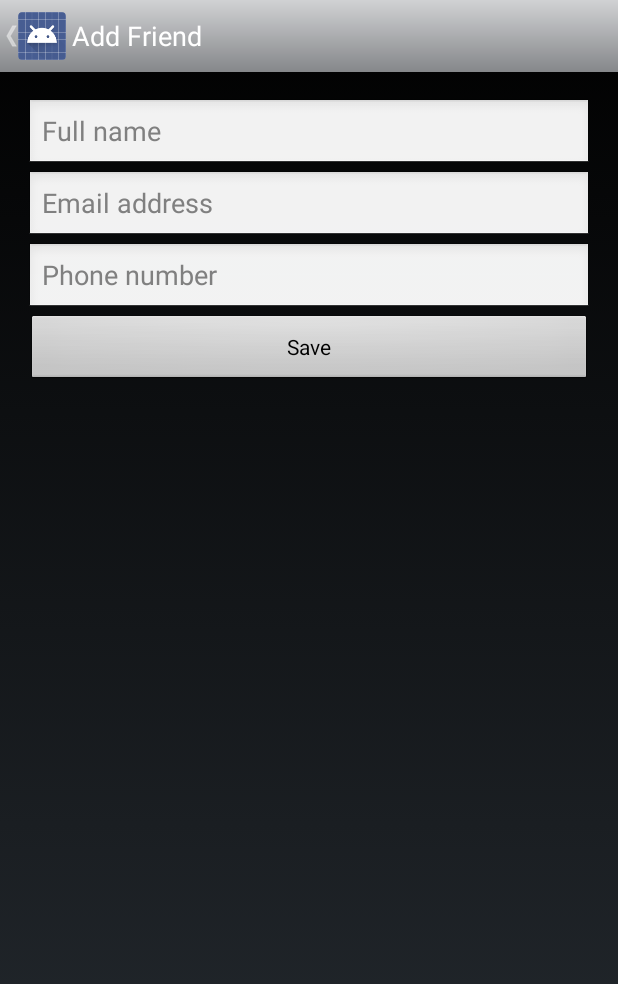
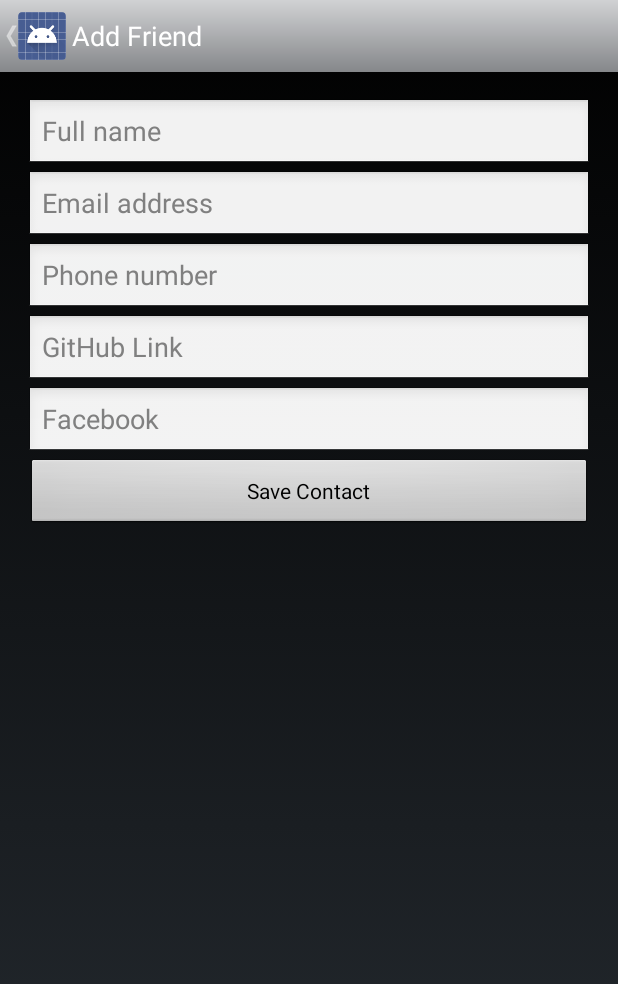
Before and after one commit to adhi97/Flickr-Browser, an Android app: the screen it shows after launch (AddActivity), after a tap on "Add", on a phone screen of 412 x 824 dp. Shown: the top 984 px of the screen. Run offline under Robolectric (Android 15) with nearby library versions, the phone set to English and light mode, and no system bars.

Commit message:
adding functionality to save github and facebook

```diff
--- a/Friends-App/app/src/main/java/org/example/android/friends/FriendsContract.java
+++ b/Friends-App/app/src/main/java/org/example/android/friends/FriendsContract.java
@@ -12,6 +12,8 @@ public class FriendsContract {
         String FRIENDS_NAME = "friends_name";
         String FRIENDS_EMAIL = "friends_email";
         String FRIENDS_PHONE = "friends_phone";
+        String FRIENDS_GITHUB = "friends_github";
+        String FRIENDS_FACEBOOK = "friends_facebook";
     }
 
     public static final String CONTENT_AUTHORITY = "org.example.android.friends.provider";
--- a/Friends-App/app/src/main/java/org/example/android/friends/FriendsCustomAdapter.java
+++ b/Friends-App/app/src/main/java/org/example/android/friends/FriendsCustomAdapter.java
@@ -40,10 +40,14 @@ public class FriendsCustomAdapter extends ArrayAdapter<Friend> {
         final String name = friend.getName();
         final String phone = friend.getPhone();
         final String email = friend.getEmail();
+        final String facebook = friend.getFacebook();
+        final String github = friend.getGithub();
 
         ((TextView) view.findViewById(R.id.friend_name)).setText(name);
         ((TextView) view.findViewById(R.id.friend_phone)).setText(phone);
         ((TextView) view.findViewById(R.id.friend_email)).setText(email);
+        ((TextView) view.findViewById(R.id.github)).setText(github);
+        ((TextView) view.findViewById(R.id.facebook)).setText(facebook);
 
         Button editButton = (Button) view.findViewById(R.id.edit);
         editButton.setOnClickListener(new View.OnClickListener() {
@@ -54,6 +58,8 @@ public class FriendsCustomAdapter extends ArrayAdapter<Friend> {
                 intent.putExtra(FriendsContract.FriendsColumns.FRIENDS_NAME, name);
                 intent.putExtra(FriendsContract.FriendsColumns.FRIENDS_PHONE, phone);
                 intent.putExtra(FriendsContract.FriendsColumns.FRIENDS_EMAIL, email);
+                intent.putExtra(FriendsContract.FriendsColumns.FRIENDS_FACEBOOK,facebook);
+                intent.putExtra(FriendsContract.FriendsColumns.FRIENDS_GITHUB, github);
                 getContext().startActivity(intent);
             }
         });
--- a/Friends-App/app/src/main/java/org/example/android/friends/FriendsDatabase.java
+++ b/Friends-App/app/src/main/java/org/example/android/friends/FriendsDatabase.java
@@ -31,7 +31,9 @@ public class FriendsDatabase extends SQLiteOpenHelper {
                 + BaseColumns._ID + " INTEGER PRIMARY KEY AUTOINCREMENT,"
                 + FriendsContract.FriendsColumns.FRIENDS_NAME + " TEXT NOT NULL,"
                 + FriendsContract.FriendsColumns.FRIENDS_EMAIL + " TEXT NOT NULL,"
-                + FriendsContract.FriendsColumns.FRIENDS_PHONE + " TEXT NOT NULL)");
+                + FriendsContract.FriendsColumns.FRIENDS_PHONE + " TEXT NOT NULL,"
+                + FriendsContract.FriendsColumns.FRIENDS_GITHUB + " TEXT NOT NULL,"
+                + FriendsContract.FriendsColumns.FRIENDS_FACEBOOK + " TEXT NOT NULL)");
     }
 
     @Override
--- a/Friends-App/app/src/main/res/layout/activity_main.xml
+++ b/Friends-App/app/src/main/res/layout/activity_main.xml
@@ -8,9 +8,5 @@
                 android:paddingBottom="@dimen/activity_vertical_margin"
                 tools:context=".MainActivity">
 
-    <TextView
-        android:text="@string/hello_world"
-        android:layout_width="wrap_content"
-        android:layout_height="wrap_content"/>
 
 </RelativeLayout>
--- a/Friends-App/app/src/main/res/layout/add_edit.xml
+++ b/Friends-App/app/src/main/res/layout/add_edit.xml
@@ -25,10 +25,24 @@
         android:hint="Phone number"
         android:inputType="phone"/>
 
+    <EditText
+        android:id="@+id/github"
+        android:layout_width="match_parent"
+        android:layout_height="wrap_content"
+        android:hint="GitHub Link"
+        android:inputType="textUri"/>
+
+    <EditText
+        android:id="@+id/facebook"
+        android:layout_width="match_parent"
+        android:layout_height="wrap_content"
+        android:hint="Facebook"
+        android:inputType="text"/>
+
     <Button
         android:id="@+id/saveButton"
         android:layout_width="match_parent"
         android:layout_height="wrap_content"
-        android:text="Save"/>
+        android:text="Save Contact"/>
 
 </LinearLayout>
--- a/Friends-App/app/src/main/res/values/dimens.xml
+++ b/Friends-App/app/src/main/res/values/dimens.xml
@@ -2,7 +2,7 @@
     <!-- Default screen margins, per the Android Design guidelines. -->
     <dimen name="activity_horizontal_margin">16dp</dimen>
     <dimen name="activity_vertical_margin">16dp</dimen>
-    <dimen name="friend_name">25dp</dimen>
-    <dimen name="friend_email">20dp</dimen>
+    <dimen name="friend_name">20dp</dimen>
+    <dimen name="friend_email">15dp</dimen>
     <dimen name="popup_message">25dp</dimen>
 </resources>
```
Also changed, not shown: Friends-App/app/src/main/java/org/example/android/friends/Friend.java (+23 -1 lines), Friends-App/app/src/main/res/layout/custom_friend.xml (+14 -0 lines), 1 other file.
